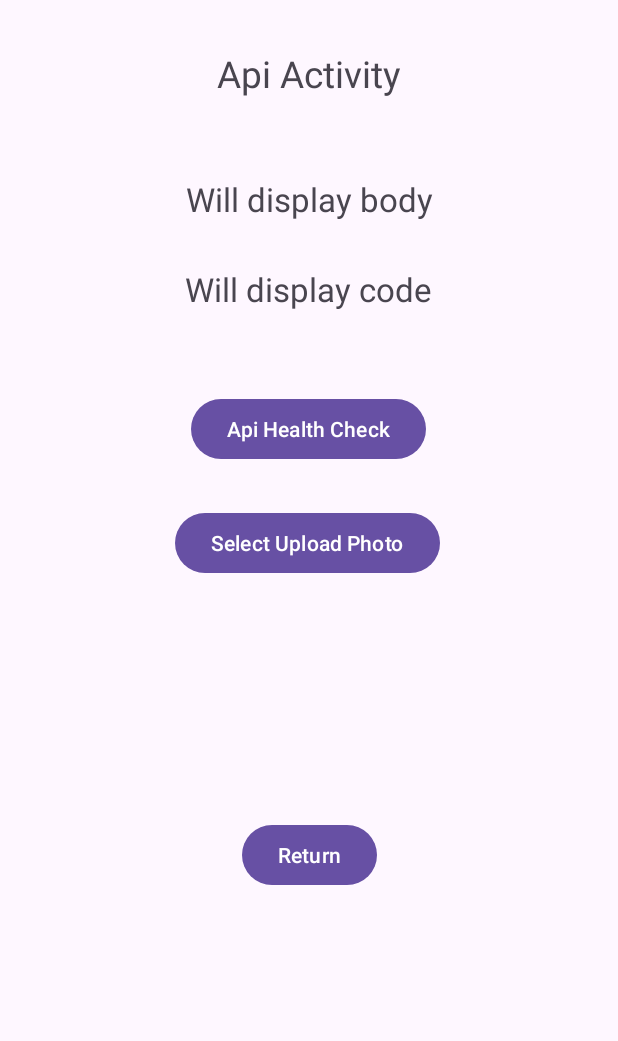
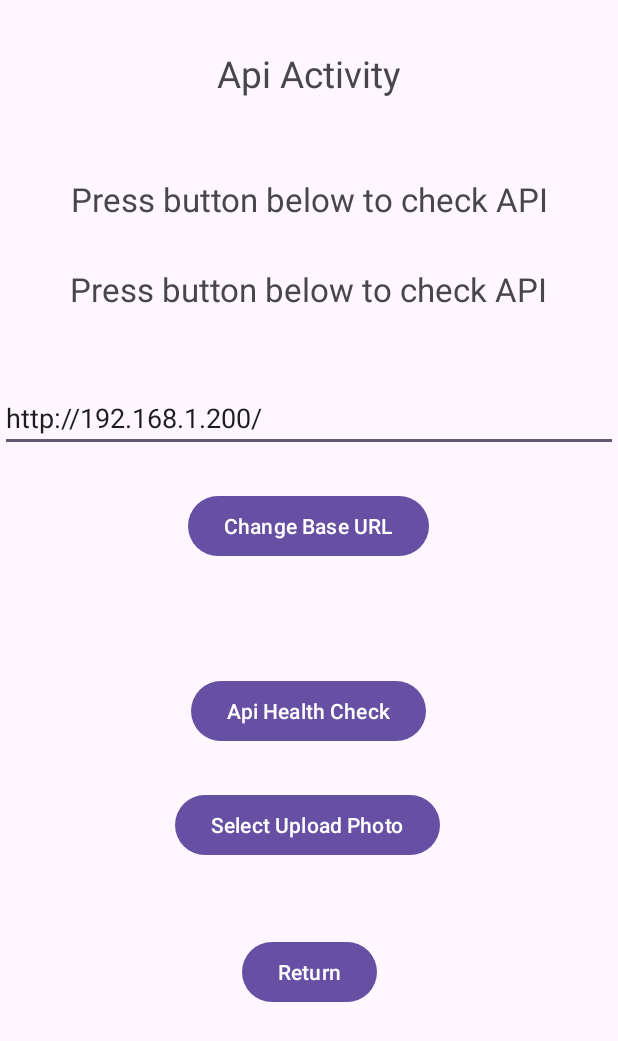
Before and after one commit to staucktion/android-first-prototype, an Android app: the ApiActivity screen opened directly, with no data from a screen before it, on a phone screen of 412 x 824 dp. Shown: the top 1041 px of the screen. Run offline under Robolectric (Android 15) with nearby library versions, the phone set to English and light mode, and no system bars.

Commit message:
Add text edit component to allow user to change the BASE_URL for API requests

```diff
--- a/app/src/main/java/com/example/staucktion/ApiActivity.java
+++ b/app/src/main/java/com/example/staucktion/ApiActivity.java
@@ -7,6 +7,7 @@ import android.os.Bundle;
 import android.util.Log;
 import android.view.View;
 import android.widget.Button;
+import android.widget.EditText;
 import android.widget.TextView;
 import android.widget.Toast;
 
@@ -43,6 +44,9 @@ public class ApiActivity extends AppCompatActivity {
     Button btnUploadPhoto;
     TextView tvApi;
     TextView tvCode;
+    EditText etBaseUrl;
+    Button btnSetBaseUrl;
+    RetrofitClient retrofitClient;
     ApiService apiService;
     private static final int REQUEST_CODE_PERMISSION = 1;
 
@@ -63,14 +67,27 @@ public class ApiActivity extends AppCompatActivity {
         tvApi = findViewById(R.id.tvApi);
         tvCode = findViewById(R.id.tvCode);
         btnGoBack = findViewById(R.id.btnGoBack);
+        etBaseUrl = findViewById(R.id.etBaseUrl);
+        btnSetBaseUrl = findViewById(R.id.btnSetBaseUrl);
 
         // Request permissions if not already granted
         if (ContextCompat.checkSelfPermission(this, android.Manifest.permission.READ_EXTERNAL_STORAGE) != PackageManager.PERMISSION_GRANTED) {
             ActivityCompat.requestPermissions(this, new String[]{android.Manifest.permission.READ_EXTERNAL_STORAGE}, REQUEST_CODE_PERMISSION);
         }
 
+        retrofitClient = new RetrofitClient();
         // Create the API Service
-        apiService = RetrofitClient.getInstance().create(ApiService.class);
+        apiService = retrofitClient.getInstance().create(ApiService.class);
+        etBaseUrl.setText(retrofitClient.getBaseUrl());
+
+        btnSetBaseUrl.setOnClickListener(v -> {
+            String newBaseUrl = etBaseUrl.getText().toString();
+            if (!newBaseUrl.isEmpty()) {
+                retrofitClient.setBaseUrl(newBaseUrl);
+                apiService = retrofitClient.getInstance().create(ApiService.class);
+                btnHealthCheck.callOnClick();
+            }
+        });
 
         // health check button click
         btnHealthCheck.setOnClickListener(new View.OnClickListener() {
--- a/app/src/main/java/com/example/staucktion/api/RetrofitClient.java
+++ b/app/src/main/java/com/example/staucktion/api/RetrofitClient.java
@@ -4,16 +4,31 @@ import retrofit2.Retrofit;
 import retrofit2.converter.gson.GsonConverterFactory;
 
 public class RetrofitClient {
-    private static final String BASE_URL = "http://10.0.2.2/";
-    private static Retrofit retrofit;
+    private String BASE_URL = "http://192.168.1.200/";
+    private Retrofit retrofit;
 
-    public static Retrofit getInstance() {
+    public RetrofitClient() {
         if (retrofit == null) {
             retrofit = new Retrofit.Builder()
                     .baseUrl(BASE_URL)
                     .addConverterFactory(GsonConverterFactory.create())
                     .build();
         }
+    }
+
+    public Retrofit getInstance() {
         return retrofit;
     }
+
+    public String getBaseUrl() {
+        return BASE_URL;
+    }
+
+    public void setBaseUrl(String newBaseUrl) {
+        BASE_URL = newBaseUrl;
+        retrofit = new Retrofit.Builder()
+                .baseUrl(BASE_URL)
+                .addConverterFactory(GsonConverterFactory.create())
+                .build();
+    }
 }
--- a/app/src/main/res/layout/activity_api.xml
+++ b/app/src/main/res/layout/activity_api.xml
@@ -18,23 +18,12 @@
         app:layout_constraintStart_toStartOf="parent"
         app:layout_constraintTop_toTopOf="parent" />
 
-    <Button
-        android:id="@+id/btnHealthCheck"
-        android:layout_width="wrap_content"
-        android:layout_height="wrap_content"
-        android:layout_marginTop="116dp"
-        android:text="Api Health Check"
-        app:layout_constraintEnd_toEndOf="parent"
-        app:layout_constraintHorizontal_bias="0.498"
-        app:layout_constraintStart_toStartOf="parent"
-        app:layout_constraintTop_toBottomOf="@+id/tvApi" />
-
     <TextView
         android:id="@+id/tvApi"
         android:layout_width="407dp"
         android:layout_height="28dp"
         android:layout_marginTop="52dp"
-        android:text="Will display body"
+        android:text="Press button below to check API"
         android:textAlignment="center"
         android:textSize="10pt"
         app:layout_constraintEnd_toEndOf="parent"
@@ -46,7 +35,7 @@
         android:layout_width="410dp"
         android:layout_height="28dp"
         android:layout_marginTop="32dp"
-        android:text="Will display code"
+        android:text="Press button below to check API"
         android:textAlignment="center"
         android:textSize="10pt"
         app:layout_constraintEnd_toEndOf="parent"
@@ -54,15 +43,38 @@
         app:layout_constraintStart_toStartOf="parent"
         app:layout_constraintTop_toBottomOf="@+id/tvApi" />
 
+    <EditText
+        android:id="@+id/etBaseUrl"
+        android:layout_width="match_parent"
+        android:layout_height="wrap_content"
+        android:hint="Enter Base URL"
+        android:layout_marginTop="50dp"
+        app:layout_constraintEnd_toEndOf="parent"
+        app:layout_constraintStart_toStartOf="parent"
+        app:layout_constraintTop_toBottomOf="@+id/tvCode"
+        />
+
     <Button
-        android:id="@+id/btnGoBack"
+        android:id="@+id/btnSetBaseUrl"
         android:layout_width="wrap_content"
         android:layout_height="wrap_content"
-        android:layout_marginTop="236dp"
-        android:text="Return"
+        android:layout_marginTop="25dp"
+        android:text="Change Base URL"
         app:layout_constraintEnd_toEndOf="parent"
+        app:layout_constraintHorizontal_bias="0.498"
         app:layout_constraintStart_toStartOf="parent"
-        app:layout_constraintTop_toBottomOf="@+id/btnHealthCheck" />
+        app:layout_constraintTop_toBottomOf="@+id/etBaseUrl" />
+
+    <Button
+        android:id="@+id/btnHealthCheck"
+        android:layout_width="wrap_content"
+        android:layout_height="wrap_content"
+        android:layout_marginTop="75dp"
+        android:text="Api Health Check"
+        app:layout_constraintEnd_toEndOf="parent"
+        app:layout_constraintHorizontal_bias="0.498"
+        app:layout_constraintStart_toStartOf="parent"
+        app:layout_constraintTop_toBottomOf="@+id/btnSetBaseUrl" />
 
     <Button
         android:id="@+id/btnUploadPhoto"
@@ -75,4 +87,15 @@
         app:layout_constraintStart_toStartOf="parent"
         app:layout_constraintTop_toBottomOf="@+id/btnHealthCheck" />
 
+    <Button
+        android:id="@+id/btnGoBack"
+        android:layout_width="wrap_content"
+        android:layout_height="wrap_content"
+        android:layout_marginTop="50dp"
+        android:text="Return"
+        app:layout_constraintEnd_toEndOf="parent"
+        app:layout_constraintStart_toStartOf="parent"
+        app:layout_constraintTop_toBottomOf="@+id/btnUploadPhoto" />
+
+
 </androidx.constraintlayout.widget.ConstraintLayout>
--- a/app/src/main/res/xml/network_security_config.xml
+++ b/app/src/main/res/xml/network_security_config.xml
@@ -3,4 +3,7 @@
     <domain-config cleartextTrafficPermitted="true">
         <domain includeSubdomains="true">10.0.2.2</domain>
     </domain-config>
+    <domain-config cleartextTrafficPermitted="true">
+        <domain includeSubdomains="true">192.168.1.200</domain>
+    </domain-config>
 </network-security-config>
```
